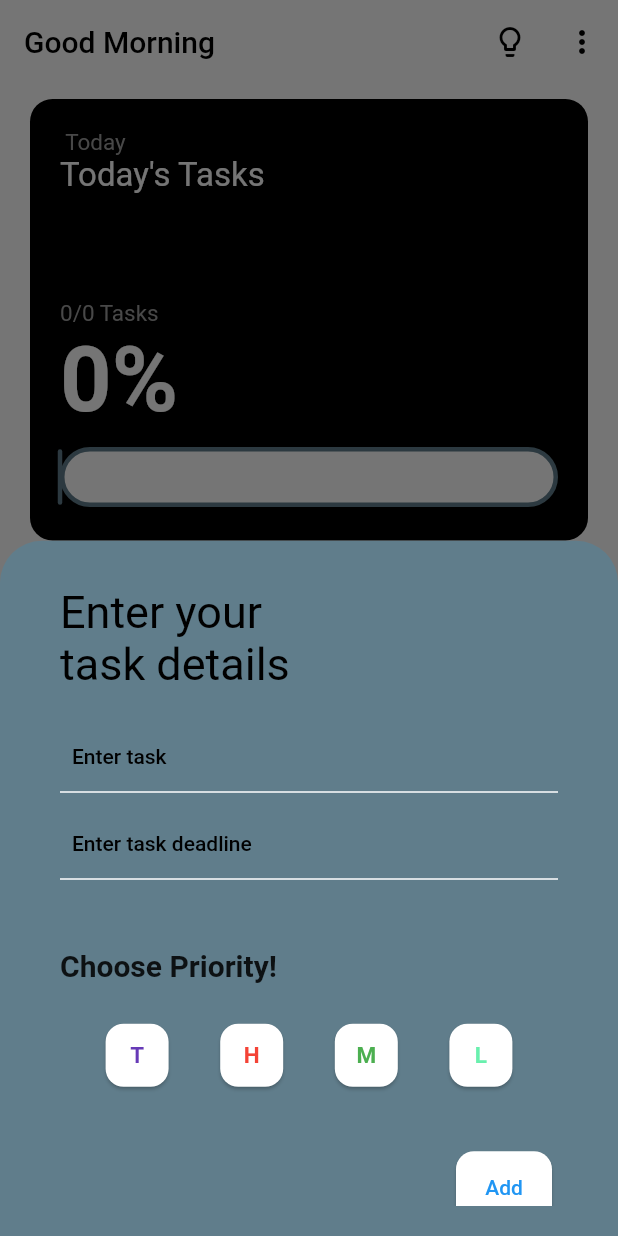
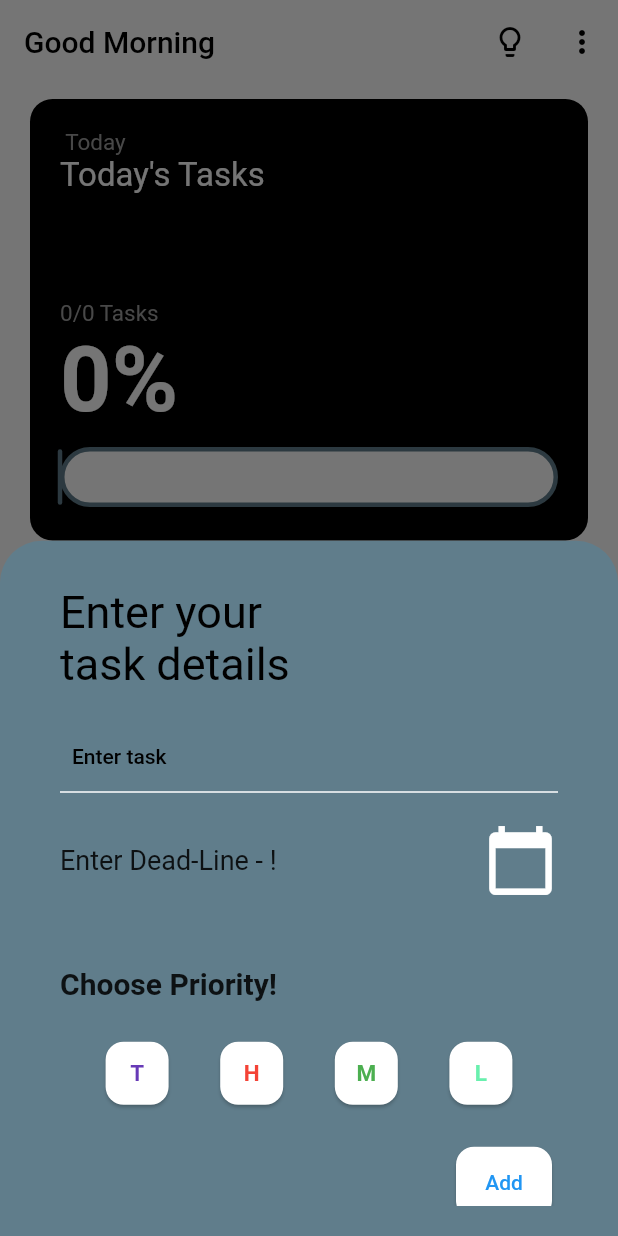
Before and after one commit to PriyangshuJS/ToDo-App, a Flutter app: the screen it shows after launch, after a tap on the "arrow circle right" icon, after a tap on the "add" icon, on a phone screen of 412 x 824 dp. Run offline on Flutter 3.47's test engine with Material 2 defaults, Android fonts, the phone set to English and light mode, and no system bars; our stand-ins replace cloud_firestore, firebase_core; accounts and stored records are empty; network calls fail.

Commit message:
Date Picker Added

```diff
--- a/lib/model/task_info.dart
+++ b/lib/model/task_info.dart
@@ -1,7 +1,7 @@
 class Post {
   final String catagory;
   final String title;
-  final String dueDate;
+  final DateTime dueDate;
   final String priority;
   final bool status;
 
--- a/lib/resources/firestore_methord.dart
+++ b/lib/resources/firestore_methord.dart
@@ -6,7 +6,7 @@ class FirestoreMethord {
   Future<void> uploadTask(
     String catagory,
     String title,
-    String dueDate,
+    DateTime dueDate,
     String priority,
     bool status,
   ) async {
--- a/lib/screens/home_screen.dart
+++ b/lib/screens/home_screen.dart
@@ -100,9 +100,9 @@ class _HomeScreenState extends State<HomeScreen> {
             ),
           ],
         ),
-        body: SingleChildScrollView(
-          child: SizedBox(
+        body: SizedBox(
           height: MediaQuery.of(context).size.height,
+          child: SingleChildScrollView(
             child: Column(
               crossAxisAlignment: CrossAxisAlignment.start,
               children: [
@@ -149,7 +149,8 @@ class _HomeScreenState extends State<HomeScreen> {
                               completedTasks.add(doc);
                             }
                           }
-                          return Column(
+                          return SingleChildScrollView(
+                            child: Column(
                               children: [
                                 screen == 1
                                     ? OverviewTile(
@@ -177,13 +178,13 @@ class _HomeScreenState extends State<HomeScreen> {
                                               snap: ongoingTasks[index].data());
                                         },
                                       )
-                                  : Padding(
+                                    : const Padding(
                                         padding: EdgeInsets.only(
                                             top: 20, left: 40, bottom: 20),
                                         child: Align(
                                           alignment: Alignment.centerLeft,
                                           child: Text(
-                                          "Works Done! Chill now..",
+                                            "No Done! Chill now..",
                                             style: TextStyle(
                                               fontSize: 18,
                                               color: Colors.grey,
@@ -192,11 +193,12 @@ class _HomeScreenState extends State<HomeScreen> {
                                           ),
                                         ),
                                       ),
-                              CatagoryTile(
+                                completedTasks.isNotEmpty
+                                    ? CatagoryTile(
                                         title: "Completed",
-                                  taskNo: completedTasks.length),
-                              completedTasks.isNotEmpty
-                                  ? ListView.builder(
+                                        taskNo: completedTasks.length)
+                                    : const SizedBox(),
+                                ListView.builder(
                                   shrinkWrap: true,
                                   itemCount: completedTasks.length,
                                   itemBuilder: (context, index) {
@@ -204,22 +206,8 @@ class _HomeScreenState extends State<HomeScreen> {
                                         snap: completedTasks[index].data());
                                   },
                                 )
-                                  : Padding(
-                                      padding:
-                                          EdgeInsets.only(top: 20, left: 40),
-                                      child: Align(
-                                        alignment: Alignment.centerLeft,
-                                        child: Text(
-                                          "Do Some Work please!! ",
-                                          style: TextStyle(
-                                            fontSize: 18,
-                                            color: Colors.grey,
-                                            fontStyle: FontStyle.italic,
+                              ],
                             ),
-                                        ),
-                                      ),
-                                    ),
-                            ],
                           );
 
                         case ConnectionState.done:
--- a/lib/screens/login_screeen.dart
+++ b/lib/screens/login_screeen.dart
@@ -48,7 +48,7 @@ class LoginScreen extends StatelessWidget {
                     ),
                   ),
                   const SizedBox(
-                    height: 90,
+                    height: 50,
                   ),
                   Row(
                     children: [
@@ -65,7 +65,7 @@ class LoginScreen extends StatelessWidget {
                         ),
                         icon: const Icon(
                           Icons.arrow_circle_right_rounded,
-                          size: 50,
+                          size: 80,
                           color: Colors.grey,
                         ),
                       ),
--- a/lib/screens/new_task.dart
+++ b/lib/screens/new_task.dart
@@ -1,9 +1,10 @@
 import 'package:flutter/material.dart';
+import 'package:intl/intl.dart';
 import 'package:todo/resources/firestore_methord.dart';
 import 'package:todo/widgets/priority_cards.dart';
 
 class NewTask extends StatefulWidget {
-  NewTask({Key? key}) : super(key: key);
+  const NewTask({Key? key}) : super(key: key);
 
   @override
   State<NewTask> createState() => _NewTaskState();
@@ -12,24 +13,40 @@ class NewTask extends StatefulWidget {
 class _NewTaskState extends State<NewTask> {
   final GlobalKey<FormState> _formKey = GlobalKey<FormState>();
   final TextEditingController taskNameController = TextEditingController();
-  final TextEditingController taskDeadlineController = TextEditingController();
-
+  DateTime? taskDeadline;
   String priority = "";
   bool status = false;
+
+  void datepicker() {
+    showDatePicker(
+      context: context,
+      initialDate: DateTime.now(),
+      firstDate: DateTime(2023),
+      lastDate: DateTime.now(),
+    ).then((datepicked) {
+      if (datepicked == null) {
+        return;
+      }
+      setState(() {
+        taskDeadline = datepicked;
+      });
+    });
+  }
 
   @override
   void dispose() {
     taskNameController.dispose();
-    taskDeadlineController.dispose();
+
     super.dispose();
   }
 
   void addTask() {
     if (_formKey.currentState!.validate()) {
+      final DateTime deadline = taskDeadline ?? DateTime.now();
       FirestoreMethord().uploadTask(
         "Today",
         taskNameController.text,
-        taskDeadlineController.text,
+        deadline,
         priority,
         status,
       );
@@ -68,19 +85,27 @@ class _NewTaskState extends State<NewTask> {
                     return null;
                   },
                 ),
-                const SizedBox(height: 10),
-                TextFormField(
-                  controller: taskDeadlineController,
-                  decoration: const InputDecoration(
-                    hintText: 'Enter task deadline',
-                    contentPadding: EdgeInsets.all(8),
-                  ),
-                  validator: (value) {
-                    if (value == null || value.isEmpty) {
-                      return 'Please enter a task deadline';
-                    }
-                    return null;
-                  },
+                const SizedBox(height: 20),
+                Row(
+                  mainAxisAlignment: MainAxisAlignment.spaceAround,
+                  children: [
+                    Expanded(
+                      child: Text(
+                        taskDeadline == null
+                            ? "Enter Dead-Line - !"
+                            : "Dead-Line - : ${DateFormat.yMd().format(taskDeadline!)}",
+                        style: const TextStyle(fontSize: 18),
+                      ),
+                    ),
+                    InkWell(
+                      onTap: datepicker,
+                      child: const Icon(
+                        Icons.calendar_today,
+                        color: Colors.white,
+                        size: 50,
+                      ),
+                    ),
+                  ],
                 ),
                 const Text(
                   "\n\nChoose Priority!\n",
@@ -115,7 +140,7 @@ class _NewTaskState extends State<NewTask> {
                     ),
                   ],
                 ),
-                const SizedBox(height: 35),
+                const SizedBox(height: 20),
                 Align(
                   alignment: Alignment.bottomRight,
                   child: Card(
--- a/lib/widgets/task_tile.dart
+++ b/lib/widgets/task_tile.dart
@@ -1,5 +1,6 @@
 import 'package:firebase_core/firebase_core.dart';
 import 'package:flutter/material.dart';
+import 'package:intl/intl.dart';
 import 'package:todo/widgets/overview.dart';
 
 import '../resources/firestore_methord.dart';
@@ -53,7 +54,9 @@ class _TaskTileState extends State<TaskTile> {
               widget.snap["title"],
               style: const TextStyle(fontSize: 15),
             ),
-            subtitle: Text(widget.snap["dueDate"]),
+            subtitle: Text(
+              DateFormat.yMd().format(widget.snap["dueDate"].toDate()),
+            ),
             trailing: IconButton(
               icon: const Icon(Icons.delete),
               onPressed: () {
--- a/pubspec.yaml
+++ b/pubspec.yaml
@@ -37,6 +37,7 @@ dependencies:
   cupertino_icons: ^1.0.2
   firebase_core: ^2.14.0
   cloud_firestore: ^4.8.2
+  intl: ^0.18.1
 
 dev_dependencies:
   flutter_test:
```
Also changed, not shown: pubspec.lock. Lines whose indentation alone changed are shown as unchanged.
